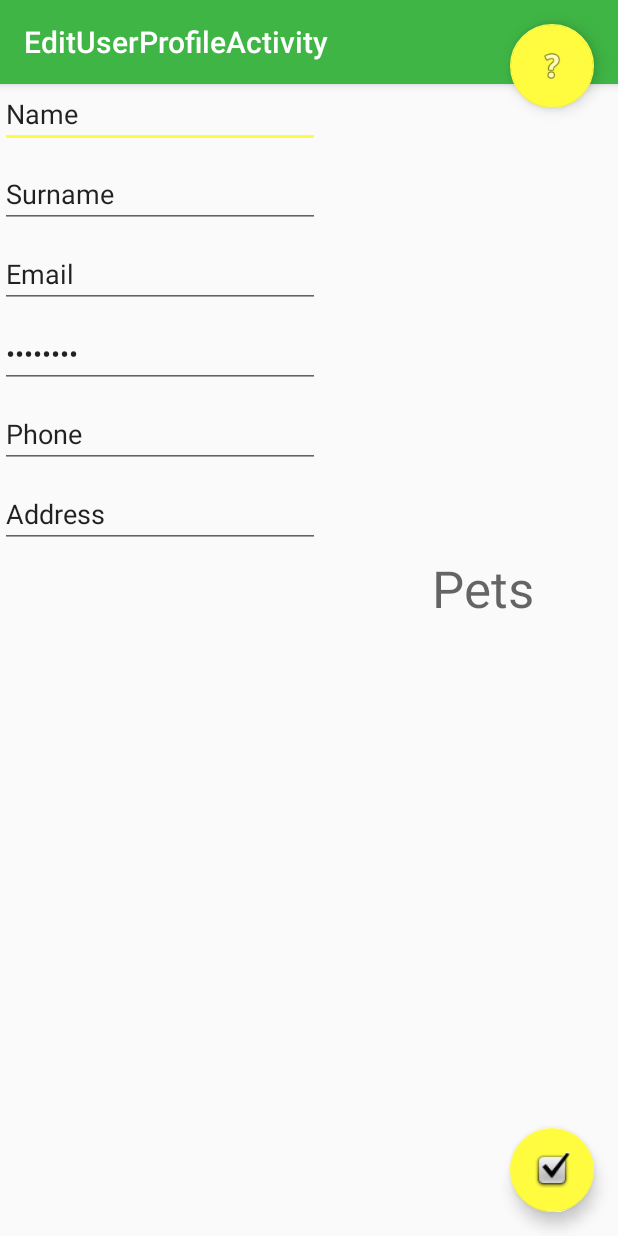
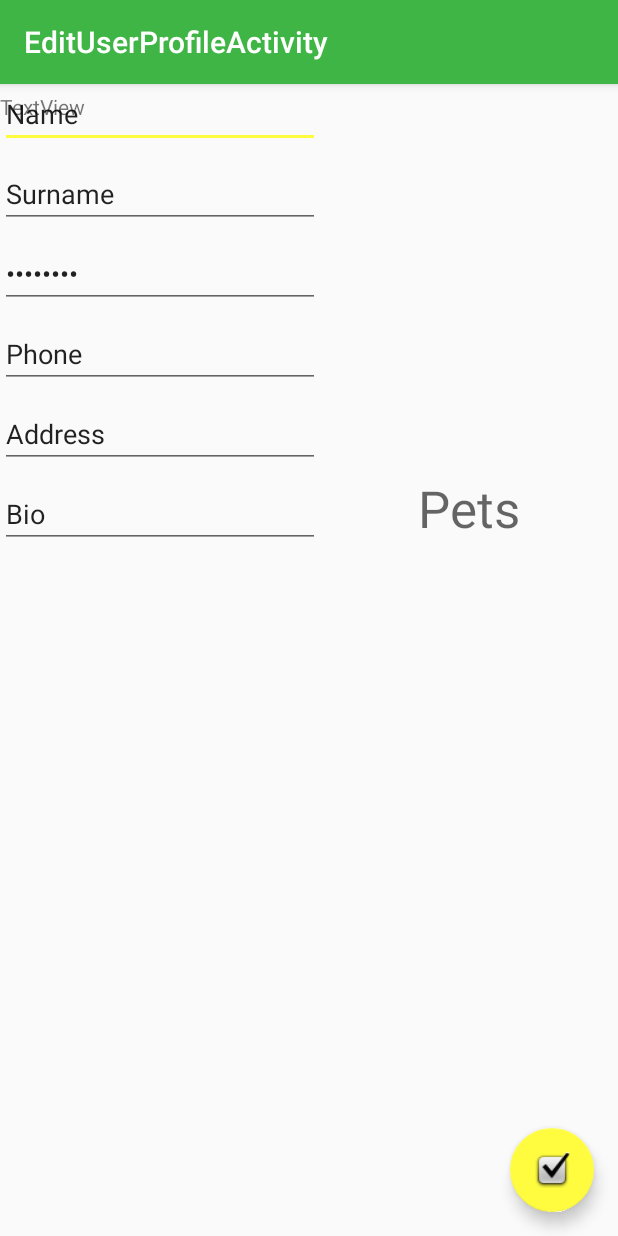
Before and after one commit to sophianathanielle/SoftwareEngineering, an Android app: the EditUserProfileActivity screen opened directly, with no data from a screen before it, on a phone screen of 412 x 824 dp. Run offline under Robolectric (Android 15) with nearby library versions, the phone set to English and light mode, and no system bars; 1 statement that could not run was skipped.

Commit message:
Meeting edits

```diff
--- a/app/src/main/res/layout/activity_edit_user_profile.xml
+++ b/app/src/main/res/layout/activity_edit_user_profile.xml
@@ -5,21 +5,6 @@
     android:layout_width="match_parent"
     android:layout_height="match_parent"
     tools:context=".EditUserProfileActivity">
-
-    <android.support.design.widget.FloatingActionButton
-        android:id="@+id/floatingActionButton"
-        android:layout_width="wrap_content"
-        android:layout_height="wrap_content"
-        android:layout_marginTop="16dp"
-        android:layout_marginEnd="16dp"
-        android:layout_marginRight="16dp"
-        android:clickable="true"
-        app:fabSize="normal"
-        app:layout_anchor="@+id/constraintLayout"
-        app:layout_anchorGravity="right|top"
-        app:layout_constraintEnd_toEndOf="parent"
-        app:layout_constraintTop_toTopOf="parent"
-        app:srcCompat="@android:drawable/ic_menu_help" />
 
     <android.support.constraint.ConstraintLayout
         android:id="@+id/constraintLayout"
@@ -31,12 +16,21 @@
             android:layout_width="wrap_content"
             android:layout_height="wrap_content"
             android:layout_marginStart="8dp"
-            android:layout_marginTop="7dp"
+            android:layout_marginTop="8dp"
             android:layout_marginEnd="8dp"
             app:layout_constraintEnd_toEndOf="parent"
             app:layout_constraintStart_toEndOf="@+id/editSurname"
             app:layout_constraintTop_toBottomOf="@+id/edit_info"
             tools:srcCompat="@tools:sample/avatars" />
+
+        <TextView
+            android:id="@+id/textEdit"
+            android:layout_width="wrap_content"
+            android:layout_height="wrap_content"
+            android:layout_marginTop="8dp"
+            android:text="TextView"
+            app:layout_constraintTop_toBottomOf="@+id/imageView"
+            tools:layout_editor_absoluteX="288dp" />
 
         <TextView
             android:id="@+id/edit_info"
@@ -70,17 +64,6 @@
             tools:layout_editor_absoluteX="16dp" />
 
         <EditText
-            android:id="@+id/editEmail"
-            android:layout_width="wrap_content"
-            android:layout_height="wrap_content"
-            android:layout_marginTop="8dp"
-            android:ems="10"
-            android:inputType="textEmailAddress"
-            android:text="Email"
-            app:layout_constraintTop_toBottomOf="@+id/editSurname"
-            tools:layout_editor_absoluteX="16dp" />
-
-        <EditText
             android:id="@+id/editPassword"
             android:layout_width="wrap_content"
             android:layout_height="wrap_content"
@@ -88,7 +71,7 @@
             android:ems="10"
             android:inputType="textPassword"
             android:text="Password"
-            app:layout_constraintTop_toBottomOf="@+id/editEmail"
+            app:layout_constraintTop_toBottomOf="@+id/editSurname"
             tools:layout_editor_absoluteX="16dp" />
 
         <EditText
@@ -113,30 +96,45 @@
             app:layout_constraintTop_toBottomOf="@+id/editPhone"
             tools:layout_editor_absoluteX="16dp" />
 
+        <EditText
+            android:id="@+id/editBio"
+            android:layout_width="wrap_content"
+            android:layout_height="wrap_content"
+            android:layout_marginTop="8dp"
+            android:ems="10"
+            android:inputType="textPersonName"
+            android:text="Bio"
+            app:layout_constraintTop_toBottomOf="@+id/editAddress"
+            tools:layout_editor_absoluteX="16dp" />
+
+        <TextView
+            android:id="@+id/textPets"
+            android:layout_width="wrap_content"
+            android:layout_height="wrap_content"
+            android:layout_marginStart="8dp"
+            android:layout_marginTop="4dp"
+            android:layout_marginEnd="8dp"
+            android:text="Pets"
+            android:textAppearance="@style/TextAppearance.AppCompat.Display1"
+            app:layout_constraintEnd_toEndOf="parent"
+            app:layout_constraintStart_toEndOf="@+id/editBio"
+            app:layout_constraintTop_toBottomOf="@+id/editAddress" />
+
         <android.support.v7.widget.RecyclerView
+            android:id="@+id/editPets"
             android:layout_width="wrap_content"
             android:layout_height="wrap_content"
             android:layout_marginStart="8dp"
             android:layout_marginTop="8dp"
             android:layout_marginEnd="8dp"
+            android:layout_marginBottom="40dp"
+            android:scrollbars="vertical"
+            app:layout_constraintBottom_toBottomOf="parent"
             app:layout_constraintEnd_toEndOf="parent"
             app:layout_constraintStart_toStartOf="parent"
-            app:layout_constraintTop_toBottomOf="@+id/textPets"
-            tools:itemCount="15"
-            tools:layoutManager="GridLayoutManager"
-            tools:listitem="@layout/recycler_view_item_2"
-            tools:spanCount="5" />
-
-        <TextView
-            android:id="@+id/textPets"
-            android:layout_width="wrap_content"
-            android:layout_height="wrap_content"
-            android:layout_marginTop="4dp"
-            android:layout_marginEnd="56dp"
-            android:text="Pets"
-            android:textAppearance="@style/TextAppearance.AppCompat.Display1"
-            app:layout_constraintEnd_toEndOf="parent"
-            app:layout_constraintTop_toBottomOf="@+id/editAddress" />
+            app:layout_constraintTop_toBottomOf="@+id/editBio"
+            tools:itemCount="4"
+            tools:listitem="@layout/recycler_view_item_2" />
 
     </android.support.constraint.ConstraintLayout>
 
@@ -157,7 +155,9 @@
 
     <include
         android:id="@+id/include"
-        layout="@layout/content_edit_user_profile" />
+        layout="@layout/content_edit_user_profile"
+        android:layout_width="wrap_content"
+        android:layout_height="wrap_content" />
 
     <android.support.design.widget.FloatingActionButton
         android:id="@+id/update"
--- a/app/src/main/res/layout/recycler_view_item_2.xml
+++ b/app/src/main/res/layout/recycler_view_item_2.xml
@@ -1,7 +1,20 @@
-<ImageView xmlns:android="http://schemas.android.com/apk/res/android"
-   xmlns:tools="http://schemas.android.com/tools"
-   android:id="@+id/imageView1"
-   android:layout_width="50dp"
-   android:layout_height="50dp"
-   android:layout_margin="5dp"
-   tools:src="@tools:sample/avatars" />
+<?xml version="1.0" encoding="utf-8"?>
+<LinearLayout xmlns:android="http://schemas.android.com/apk/res/android"
+              xmlns:tools="http://schemas.android.com/tools"
+              android:orientation="horizontal"
+              android:padding="8dp"
+              android:layout_width="match_parent"
+              android:layout_height="wrap_content">
+  <ImageView
+      android:id="@+id/imageView1"
+      android:layout_width="50dp"
+      android:layout_height="50dp"
+      tools:src="@tools:sample/avatars"/>
+  <TextView
+      android:id="@+id/textView1"
+      android:layout_width="wrap_content"
+      android:layout_height="wrap_content"
+      android:layout_gravity="center"
+      android:padding="5dp"
+      tools:text="@tools:sample/lorem" />
+</LinearLayout>
```
